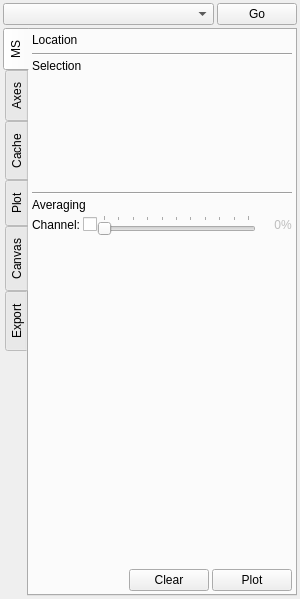
Above: code/plotms/implement/GuiTabs/PlotMSPlotTab.ui from radio-astro/casa before the change. Below: the same form after it.
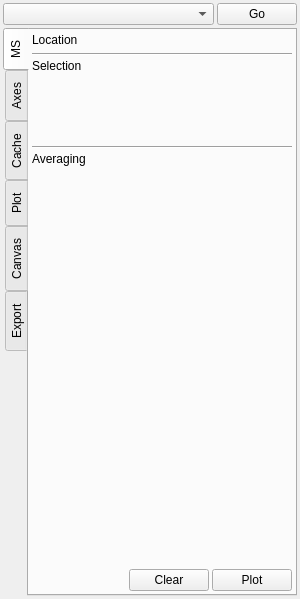
That is the form after the change.

The edit to the form file:
```diff
--- a/code/plotms/implement/GuiTabs/PlotMSPlotTab.ui
+++ b/code/plotms/implement/GuiTabs/PlotMSPlotTab.ui
@@ -164,104 +164,18 @@
        </item>
        <item>
         <widget class="QFrame" name="msAveragingFrame" >
+         <property name="sizePolicy" >
+          <sizepolicy vsizetype="MinimumExpanding" hsizetype="Preferred" >
+           <horstretch>0</horstretch>
+           <verstretch>0</verstretch>
+          </sizepolicy>
+         </property>
          <property name="frameShape" >
           <enum>QFrame::NoFrame</enum>
          </property>
          <property name="frameShadow" >
           <enum>QFrame::Raised</enum>
          </property>
-         <layout class="QGridLayout" >
-          <property name="leftMargin" >
-           <number>0</number>
-          </property>
-          <property name="topMargin" >
-           <number>0</number>
-          </property>
-          <property name="rightMargin" >
-           <number>0</number>
-          </property>
-          <property name="bottomMargin" >
-           <number>0</number>
-          </property>
-          <property name="horizontalSpacing" >
-           <number>3</number>
-          </property>
-          <property name="verticalSpacing" >
-           <number>3</number>
-          </property>
-          <item row="0" column="0" >
-           <widget class="QLabel" name="label" >
-            <property name="text" >
-             <string>Channel:</string>
-            </property>
-            <property name="alignment" >
-             <set>Qt::AlignRight|Qt::AlignTrailing|Qt::AlignVCenter</set>
-            </property>
-           </widget>
-          </item>
-          <item row="0" column="1" >
-           <layout class="QHBoxLayout" >
-            <property name="spacing" >
-             <number>0</number>
-            </property>
-            <item>
-             <widget class="QCheckBox" name="msAveragingChannel" >
-              <property name="text" >
-               <string/>
-              </property>
-             </widget>
-            </item>
-            <item>
-             <widget class="QSlider" name="msAveragingChannelValue" >
-              <property name="enabled" >
-               <bool>false</bool>
-              </property>
-              <property name="maximum" >
-               <number>100</number>
-              </property>
-              <property name="orientation" >
-               <enum>Qt::Horizontal</enum>
-              </property>
-              <property name="tickPosition" >
-               <enum>QSlider::TicksAbove</enum>
-              </property>
-              <property name="tickInterval" >
-               <number>10</number>
-              </property>
-             </widget>
-            </item>
-            <item>
-             <widget class="QLabel" name="msAveragingChannelValueLabel" >
-              <property name="enabled" >
-               <bool>false</bool>
-              </property>
-              <property name="minimumSize" >
-               <size>
-                <width>25</width>
-                <height>0</height>
-               </size>
-              </property>
-              <property name="text" >
-               <string>0</string>
-              </property>
-              <property name="alignment" >
-               <set>Qt::AlignRight|Qt::AlignTrailing|Qt::AlignVCenter</set>
-              </property>
-             </widget>
-            </item>
-            <item>
-             <widget class="QLabel" name="msAveragingChannelValueLabel2" >
-              <property name="enabled" >
-               <bool>false</bool>
-              </property>
-              <property name="text" >
-               <string>%</string>
-              </property>
-             </widget>
-            </item>
-           </layout>
-          </item>
-         </layout>
         </widget>
        </item>
        <item>
```
Left out of the diff: 64 changed lines with no effect on the pictures.
